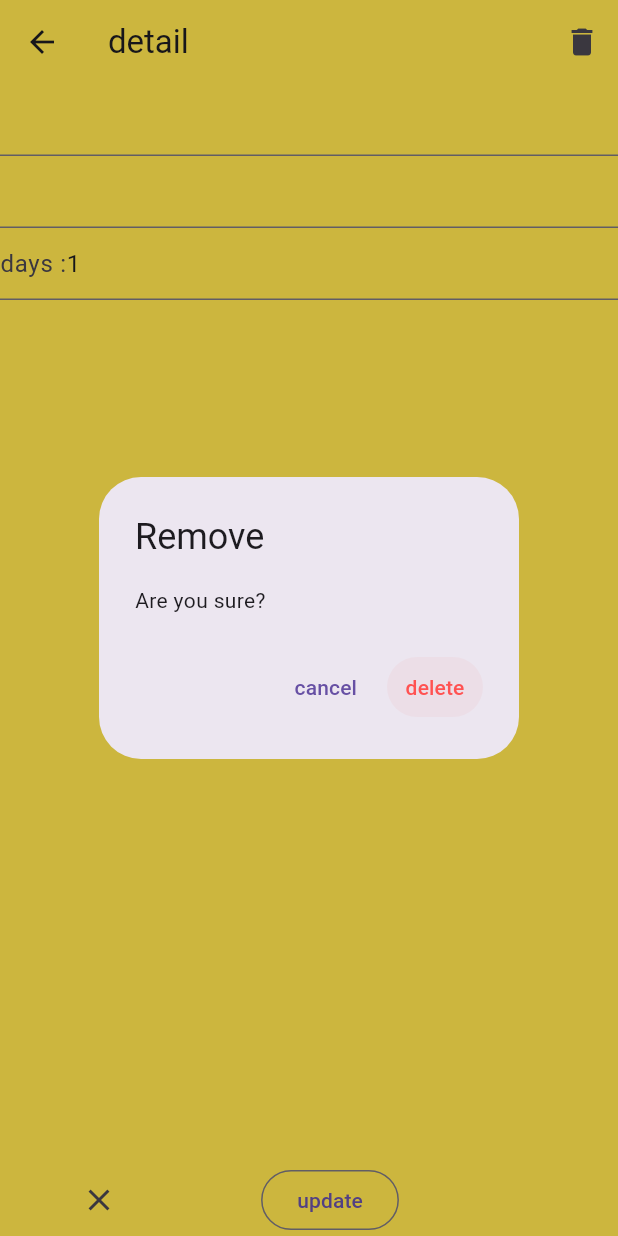
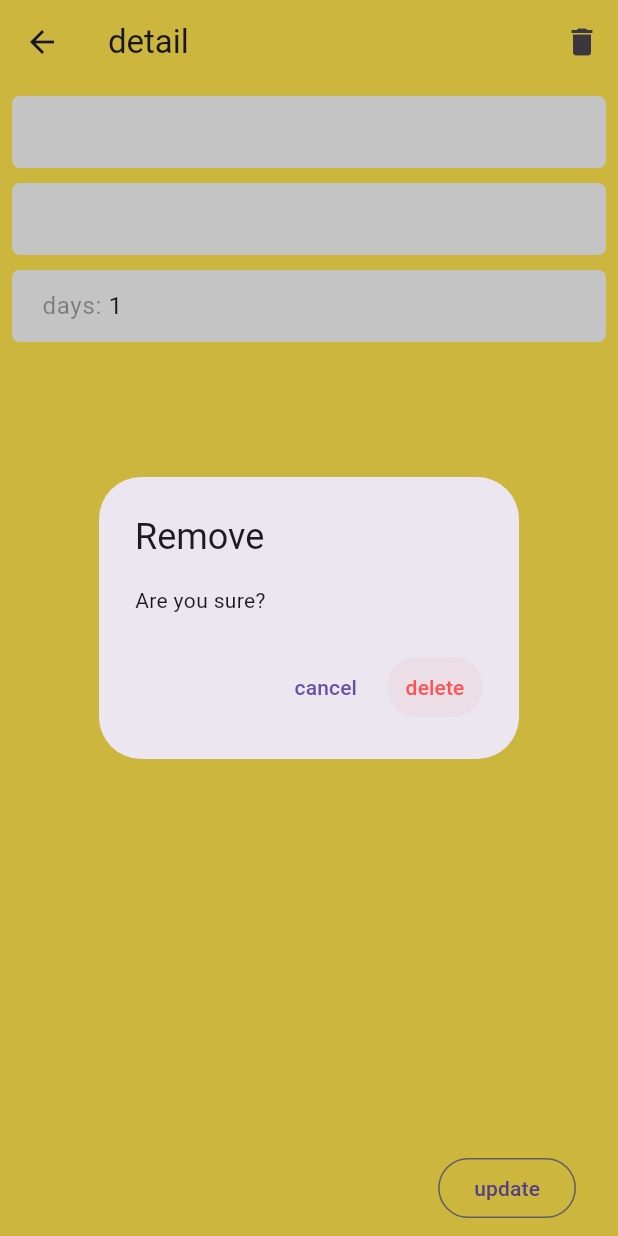
Before and after one commit to Jishnu075/stickynotes, a Flutter app: the NoteDetailScreen screen opened directly with empty values, after a tap on the "delete" icon, on a phone screen of 412 x 824 dp. Run offline on Flutter 3.47's test engine with Material 3 defaults, Android fonts, the phone set to English and light mode, and no system bars; our stand-ins replace sqflite; accounts and stored records are empty.

Commit message:
added a temp ui for detail screen

```diff
--- a/lib/screens/note_detail_screen.dart
+++ b/lib/screens/note_detail_screen.dart
@@ -1,5 +1,6 @@
 import 'package:flutter/cupertino.dart';
 import 'package:flutter/material.dart';
+import 'package:flutter/services.dart';
 import 'package:provider/provider.dart';
 import 'package:stickynotes/screens/add_note_screen.dart';
 import 'package:stickynotes/db_service.dart';
@@ -79,30 +80,39 @@ class NoteDetailScreen extends StatelessWidget {
               ? Color(int.parse(NoteColors.postItYellow.hexCode))
               : Color(int.parse(note.colorHEX)),
           child: SafeArea(
+            child: Padding(
+              padding: const EdgeInsets.all(8.0),
               child: Column(
                 mainAxisAlignment: MainAxisAlignment.spaceBetween,
                 children: [
                   Flexible(
                     flex: 7,
-                  child: Column(children: [
-                    TextField(
+                    child: Column(
+                        // mainAxisAlignment: MainAxisAlignment.start,
+                        crossAxisAlignment: CrossAxisAlignment.start,
+                        children: [
+                          MinimalTextField(
                             controller: titleTEC,
+                            prefixText: 'title: ',
                           ),
-                    TextField(
+                          const SizedBox(height: 10),
+                          MinimalTextField(
                             controller: descTEC,
+                            maxLines: null,
+                            prefixText: 'description: ',
                           ),
-                    TextField(
+                          const SizedBox(height: 10),
+                          MinimalTextField(
+                            prefixText: 'days: ',
                             controller: dueTEC,
                             keyboardType: TextInputType.number,
-                        decoration: InputDecoration(prefixText: 'days :')),
+                          ),
                         ]),
                   ),
                   Flexible(
                       flex: 3,
-                    child: Row(
-                        mainAxisAlignment: MainAxisAlignment.spaceAround,
-                        children: [
-                          CloseButton(),
+                      child: Row(children: [
+                        const Spacer(),
                         OutlinedButton(
                           onPressed: () {},
                           child: Text("update"),
@@ -115,6 +125,98 @@ class NoteDetailScreen extends StatelessWidget {
                 ],
               ),
             ),
+          ),
         ));
   }
 }
+
+class MinimalTextField extends StatelessWidget {
+  final String? hintText;
+  final String? labelText;
+  final String? prefixText;
+  final TextEditingController? controller;
+  final bool obscureText;
+  final TextInputType keyboardType;
+  final void Function(String)? onChanged;
+  final String? Function(String?)? validator;
+  final int? maxLines;
+  final TextInputAction? textInputAction;
+  final FocusNode? focusNode;
+
+  const MinimalTextField({
+    super.key,
+    this.hintText,
+    this.labelText,
+    this.prefixText,
+    this.controller,
+    this.obscureText = false,
+    this.keyboardType = TextInputType.text,
+    this.onChanged,
+    this.validator,
+    this.maxLines = 1,
+    this.textInputAction,
+    this.focusNode,
+  });
+
+  @override
+  Widget build(BuildContext context) {
+    return TextFormField(
+      controller: controller,
+      obscureText: obscureText,
+      keyboardType: keyboardType,
+      onChanged: onChanged,
+      validator: validator,
+      maxLines: maxLines,
+      textInputAction: textInputAction,
+      focusNode: focusNode,
+      style: const TextStyle(
+        fontSize: 16,
+        color: Colors.black87,
+      ),
+      decoration: InputDecoration(
+        prefixText: prefixText,
+        hintText: hintText,
+        labelText: labelText,
+        hintStyle: const TextStyle(
+          color: Colors.black38,
+          fontSize: 16,
+        ),
+        filled: true,
+        fillColor: Colors.grey[100],
+        contentPadding: const EdgeInsets.symmetric(
+          horizontal: 16,
+          vertical: 12,
+        ),
+        border: OutlineInputBorder(
+          borderRadius: BorderRadius.circular(5),
+          borderSide: BorderSide.none,
+        ),
+        enabledBorder: OutlineInputBorder(
+          borderRadius: BorderRadius.circular(5),
+          borderSide: BorderSide.none,
+        ),
+        focusedBorder: OutlineInputBorder(
+          borderRadius: BorderRadius.circular(5),
+          borderSide: const BorderSide(
+            color: Colors.black26,
+            width: 1,
+          ),
+        ),
+        errorBorder: OutlineInputBorder(
+          borderRadius: BorderRadius.circular(8),
+          borderSide: BorderSide(
+            color: Colors.red.shade300,
+            width: 1,
+          ),
+        ),
+        focusedErrorBorder: OutlineInputBorder(
+          borderRadius: BorderRadius.circular(8),
+          borderSide: BorderSide(
+            color: Colors.red.shade300,
+            width: 1,
+          ),
+        ),
+      ),
+    );
+  }
+}
```
Lines whose indentation alone changed are shown as unchanged.
